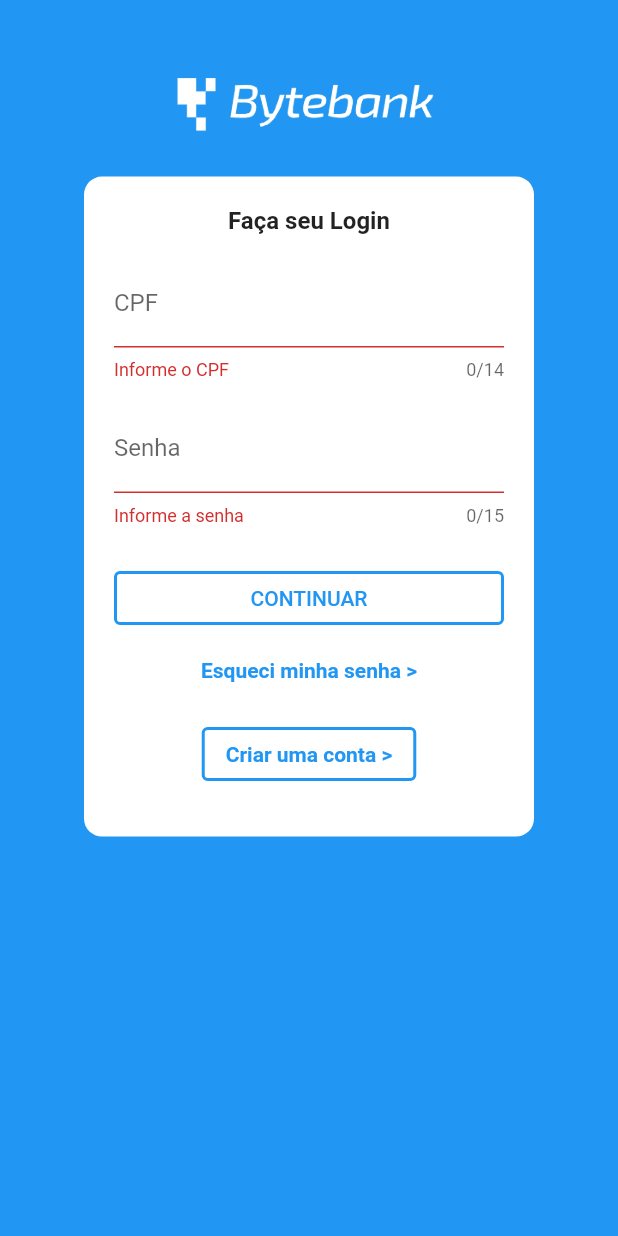
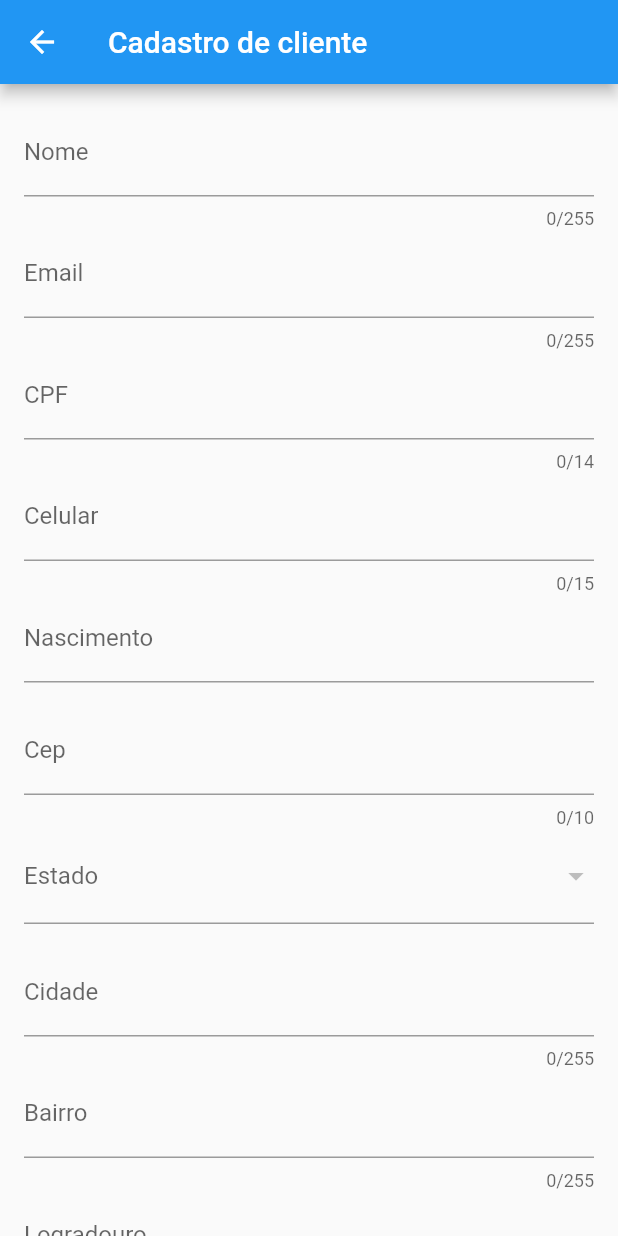
Before and after one commit to eliaslazcano/flutter_bytebank, a Flutter app: the screen it shows after launch, after a tap on "CONTINUAR", after a tap on "Criar uma conta >", on a phone screen of 412 x 824 dp. Run offline on Flutter 3.47's test engine with Material 2 defaults, Android fonts, the light colour scheme and no system bars; drawn by our look-alikes of date_time_picker; our stand-ins replace brasil_fields, shared_preferences, sqflite; accounts and stored records are empty.

Commit message:
Formulário de criação de conta [com DatePicker]
Construção da View para registrar uma nova conta. Apenas o formulário foi construído com suas validações básicas de máscara e quantidade de caracteres.

```diff
--- a/lib/main.dart
+++ b/lib/main.dart
@@ -26,7 +26,8 @@ class BytebankApp extends StatelessWidget {
       home: Login(),
       localizationsDelegates: const [
         GlobalMaterialLocalizations.delegate,
-        GlobalWidgetsLocalizations.delegate
+        GlobalWidgetsLocalizations.delegate,
+        GlobalCupertinoLocalizations.delegate
       ],
       supportedLocales: const [
         Locale('pt', 'BR')
--- a/lib/views/autenticacao/login.dart
+++ b/lib/views/autenticacao/login.dart
@@ -1,6 +1,7 @@
 import 'package:brasil_fields/brasil_fields.dart';
 import 'package:flutter/material.dart';
 import 'package:flutter/services.dart';
+import 'package:flutter_bytebank/views/autenticacao/registrar.dart';
 import 'package:flutter_bytebank/views/dashboard.dart';
 
 class Login extends StatelessWidget {
@@ -112,7 +113,7 @@ class Login extends StatelessWidget {
               side: BorderSide(width: 2, color: Theme.of(context).colorScheme.primary),
             ),
             child: const Text('Criar uma conta >', style: TextStyle(fontWeight: FontWeight.bold)),
-            onPressed: () {},
+            onPressed: () => Navigator.push(context, MaterialPageRoute(builder: (context) => Registrar())),
           ),
         ],
       ),
--- /dev/null
+++ b/lib/views/autenticacao/registrar.dart
@@ -0,0 +1,177 @@
+import 'package:brasil_fields/brasil_fields.dart';
+import 'package:date_time_picker/date_time_picker.dart';
+import 'package:flutter/material.dart';
+import 'package:flutter/services.dart';
+import 'package:flutter_bytebank/components/mensagem.dart';
+
+class Registrar extends StatelessWidget {
+  final _formkey = GlobalKey<FormState>();
+  final TextEditingController _controllerIptNome = TextEditingController();
+  final TextEditingController _controllerIptEmail = TextEditingController();
+  final TextEditingController _controllerIptCpf = TextEditingController();
+  final TextEditingController _controllerIptCelular = TextEditingController();
+  final TextEditingController _controllerIptNascimento = TextEditingController();
+  final TextEditingController _controllerIptCep = TextEditingController();
+  final TextEditingController _controllerIptEstado = TextEditingController();
+  final TextEditingController _controllerIptCidade = TextEditingController();
+  final TextEditingController _controllerIptBairro = TextEditingController();
+  final TextEditingController _controllerIptLogradouro = TextEditingController();
+  final TextEditingController _controllerIptNumero = TextEditingController();
+
+  Registrar({Key? key}) : super(key: key);
+
+  @override
+  Widget build(BuildContext context) {
+    return Scaffold(
+      appBar: AppBar(title: const Text('Cadastro de cliente')),
+      body: SingleChildScrollView(
+        child: Form(
+          key: _formkey,
+          child: Padding(
+            padding: const EdgeInsets.all(16),
+            child: Column(
+              children: [
+                TextFormField(
+                  controller: _controllerIptNome,
+                  decoration: const InputDecoration(labelText: 'Nome'),
+                  keyboardType: TextInputType.text,
+                  maxLength: 255,
+                  validator: (value) {
+                    if (value!.isEmpty) return 'Informe pelo menos um sobrenome!';
+                    return null;
+                  },
+                ),
+                TextFormField(
+                  controller: _controllerIptEmail,
+                  decoration: const InputDecoration(labelText: 'Email'),
+                  keyboardType: TextInputType.emailAddress,
+                  maxLength: 255,
+                  validator: (value) {
+                    if (value!.isEmpty) return 'Informe seu e-mail';
+                    if (!value.contains('@') || !value.contains('.') || value.length < 3) return 'Informe um e-mail válido';
+                    return null;
+                  },
+                ),
+                TextFormField(
+                  controller: _controllerIptCpf,
+                  decoration: const InputDecoration(labelText: 'CPF'),
+                  keyboardType: TextInputType.number,
+                  maxLength: 14,
+                  validator: (value) {
+                    if (value!.isEmpty) return 'Informe o seu CPF';
+                    if (value.length < 14) return 'Informe um CPF válido de 11 dígitos';
+                    return null;
+                  },
+                  inputFormatters: [
+                    FilteringTextInputFormatter.digitsOnly,
+                    CpfInputFormatter()
+                  ],
+                ),
+                TextFormField(
+                  controller: _controllerIptCelular,
+                  decoration: const InputDecoration(labelText: 'Celular'),
+                  keyboardType: TextInputType.number,
+                  maxLength: 15,
+                  validator: (value) {
+                    if (value!.isEmpty) return 'Informe o seu número de celular';
+                    if (value.length < 15) return 'Falta algum dígito';
+                    return null;
+                  },
+                  inputFormatters: [
+                    FilteringTextInputFormatter.digitsOnly,
+                    TelefoneInputFormatter()
+                  ],
+                ),
+                DateTimePicker(
+                  controller: _controllerIptNascimento,
+                  type: DateTimePickerType.date,
+                  firstDate: DateTime(2000),
+                  lastDate: DateTime(2100),
+                  dateLabelText: 'Nascimento',
+                  dateMask: 'dd/MM/yyyy',
+                  validator: (value) {
+                    if (value!.isEmpty) return 'Informe a data de nascimento';
+                    return null;
+                  },
+                ),
+                const SizedBox(height: 16),
+                TextFormField(
+                  controller: _controllerIptCep,
+                  decoration: const InputDecoration(labelText: 'Cep'),
+                  keyboardType: TextInputType.number,
+                  maxLength: 10,
+                  validator: (value) {
+                    if (value!.isEmpty) return 'Informe o seu CEP';
+                    if (value.length < 10) return 'CEP inválido';
+                    return null;
+                  },
+                  inputFormatters: [
+                    FilteringTextInputFormatter.digitsOnly,
+                    CepInputFormatter()
+                  ],
+                ),
+                DropdownButtonFormField(
+                  items: Estados.listaEstadosSigla.map((String uf) => DropdownMenuItem(child: Text(uf), value: uf)).toList(),
+                  isExpanded: true,
+                  decoration: const InputDecoration(labelText: 'Estado'),
+                  onChanged: (String? value) => _controllerIptEstado.text = value!,
+                  validator: (value) {
+                    if (value == null) return 'Selecione o estado do endereço';
+                    return null;
+                  },
+                ),
+                const SizedBox(height: 16),
+                TextFormField(
+                  controller: _controllerIptCidade,
+                  decoration: const InputDecoration(labelText: 'Cidade'),
+                  maxLength: 255,
+                  validator: (value) {
+                    if (value!.isEmpty) return 'Informe a cidade do seu endereço';
+                    if (value.length < 3) return 'Cidade inválida';
+                    return null;
+                  },
+                ),
+                TextFormField(
+                  controller: _controllerIptBairro,
+                  decoration: const InputDecoration(labelText: 'Bairro'),
+                  maxLength: 255,
+                  validator: (value) {
+                    if (value!.isEmpty) return 'Informe o bairro do seu endereço';
+                    if (value.length < 3) return 'Bairro inválido';
+                    return null;
+                  },
+                ),
+                TextFormField(
+                  controller: _controllerIptLogradouro,
+                  decoration: const InputDecoration(labelText: 'Logradouro'),
+                  maxLength: 255,
+                  validator: (value) {
+                    if (value!.isEmpty) return 'Informe o logradouro do seu endereço';
+                    if (value.length < 3) return 'Logradouro inválido';
+                    return null;
+                  },
+                ),
+                TextFormField(
+                  controller: _controllerIptNumero,
+                  decoration: const InputDecoration(labelText: 'Número'),
+                  maxLength: 255,
+                ),
+                ElevatedButton(
+                  onPressed: () {
+                    if (_formkey.currentState!.validate()) {
+                      exibirAlerta(context: context, content: 'Em desenvolvimento');
+                    }
+                    else {
+                      exibirAlerta(context: context, content: 'Existem campos inválidos');
+                    }
+                  },
+                  child: const Text('Registrar')
+                ),
+              ],
+            ),
+          ),
+        ),
+      ),
+    );
+  }
+}
--- a/pubspec.yaml
+++ b/pubspec.yaml
@@ -36,6 +36,7 @@ dependencies:
   shared_preferences:
   provider: ^6.0.0
   brasil_fields: ^1.3.1
+  date_time_picker: ^2.1.0
 
 
   # The following adds the Cupertino Icons font to your application.
```
Also changed, not shown: pubspec.lock.
